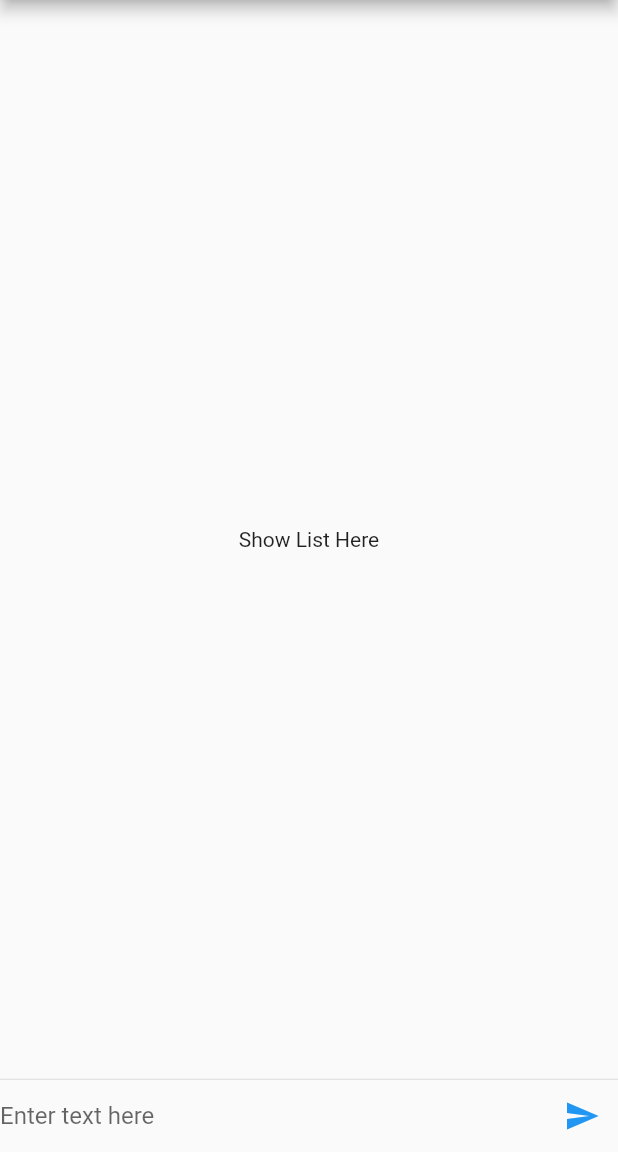
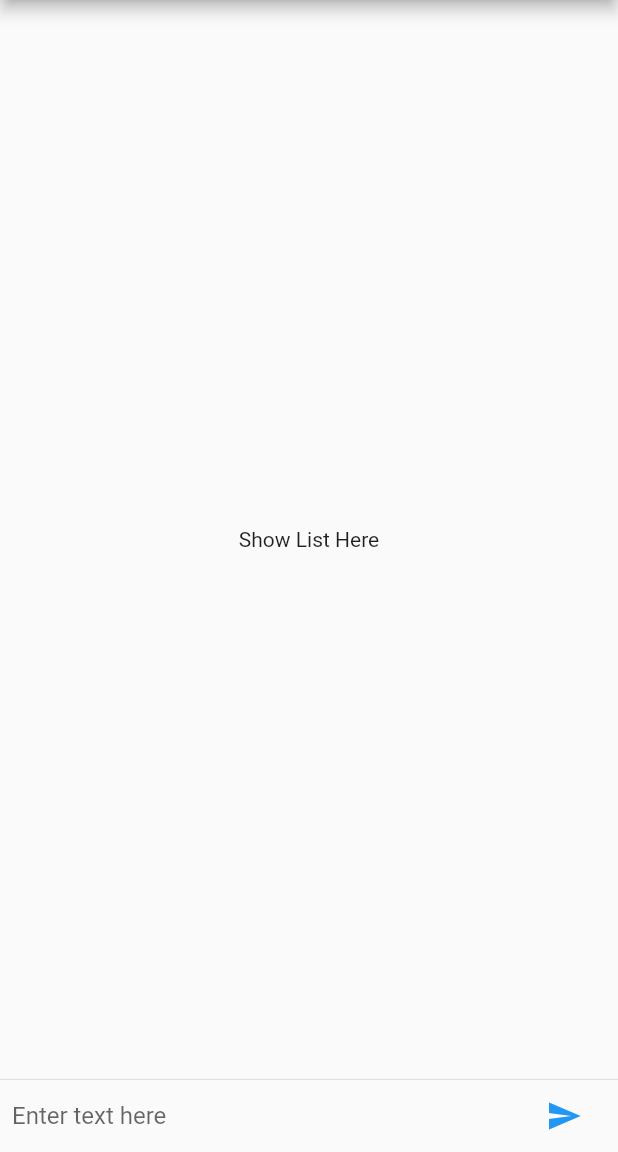
Before and after one commit to AkhilSharma1/flutter_firebase_codelab, a Flutter app: the screen it shows after launch, on a phone screen of 412 x 824 dp, the part 84-1236 px from its top. Run offline on Flutter 3.47's test engine with Material 2 defaults, Android fonts, the phone set to English and light mode, and no system bars.

Commit message:
add horizontal margins in text composer layout

```diff
--- a/codelab_my_friendlychat/lib/main.dart
+++ b/codelab_my_friendlychat/lib/main.dart
@@ -44,7 +44,9 @@ class ChatScreenState extends State<ChatScreen> {
   }
 
   Widget _buildTextComposer() {
-    return new IconTheme(
+    return new Container(
+      margin: new EdgeInsets.symmetric(horizontal: 8.0),
+      child: new IconTheme(
         data: new IconThemeData(color: Theme
             .of(context)
             .accentColor),
@@ -58,6 +60,7 @@ class ChatScreenState extends State<ChatScreen> {
                 onChanged: enableSendButton,
               )),
           new Container(
+              margin: new EdgeInsets.symmetric(horizontal: 4.0),
               child: new IconButton(
                   icon: new Icon(Icons.send),
                   onPressed: () =>
@@ -65,13 +68,13 @@ class ChatScreenState extends State<ChatScreen> {
                       ? _handleTextSubmitted(_textEditingController.text)
                       : null))
         ]),
+      ),
     );
   }
 
   void _handleTextSubmitted(String text) {
     _textEditingController.clear();
     setState(() => _isComposing = false);
-
   }
 
   void enableSendButton(String text) {
```
Lines whose indentation alone changed are shown as unchanged.
